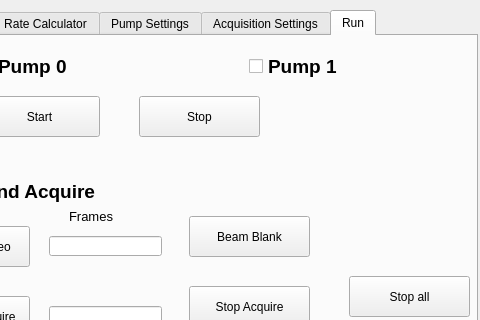
Qt form modules/syringePump/GUI/pump_design2.ui (LeBeauGroup/usetem) before a commit; both pictures show x 123 to 603 and y 0 to 320 of the 603 by 436 pixel window.
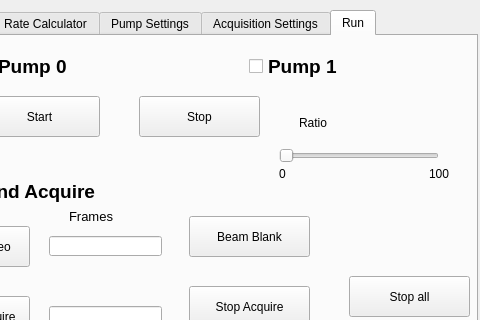
The same form after that commit. The open tabs and pages were chosen to show the change.

What changed in the file:
```diff
--- a/modules/syringePump/GUI/pump_design2.ui
+++ b/modules/syringePump/GUI/pump_design2.ui
@@ -1597,6 +1597,58 @@
       <string>Stop Acquire</string>
      </property>
     </widget>
+    <widget class="QSlider" name="horizontalSliderRatio">
+     <property name="geometry">
+      <rect>
+       <x>390</x>
+       <y>110</y>
+       <width>160</width>
+       <height>19</height>
+      </rect>
+     </property>
+     <property name="orientation">
+      <enum>Qt::Horizontal</enum>
+     </property>
+    </widget>
+    <widget class="QLabel" name="label_14">
+     <property name="geometry">
+      <rect>
+       <x>410</x>
+       <y>80</y>
+       <width>47</width>
+       <height>13</height>
+      </rect>
+     </property>
+     <property name="text">
+      <string>Ratio</string>
+     </property>
+    </widget>
+    <widget class="QLabel" name="label_23">
+     <property name="geometry">
+      <rect>
+       <x>390</x>
+       <y>130</y>
+       <width>31</width>
+       <height>16</height>
+      </rect>
+     </property>
+     <property name="text">
+      <string>0</string>
+     </property>
+    </widget>
+    <widget class="QLabel" name="label_36">
+     <property name="geometry">
+      <rect>
+       <x>540</x>
+       <y>130</y>
+       <width>31</width>
+       <height>16</height>
+      </rect>
+     </property>
+     <property name="text">
+      <string>100</string>
+     </property>
+    </widget>
    </widget>
   </widget>
   <widget class="QLabel" name="label_27">
```
Left out of the diff: 2 changed lines with no effect on the pictures.
